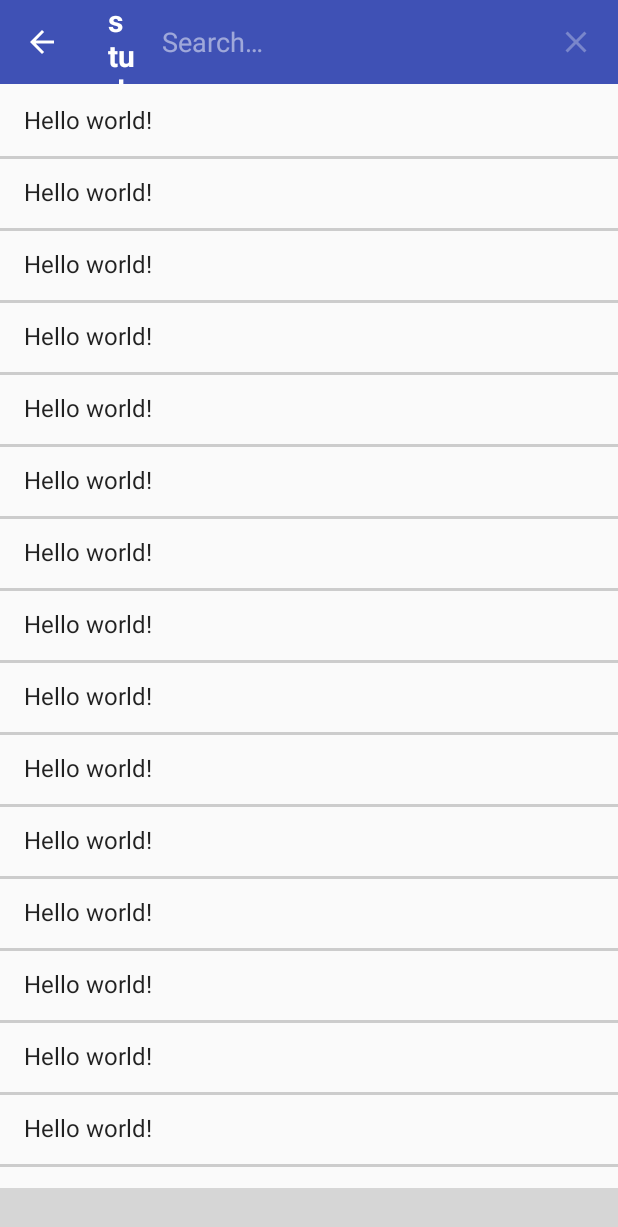
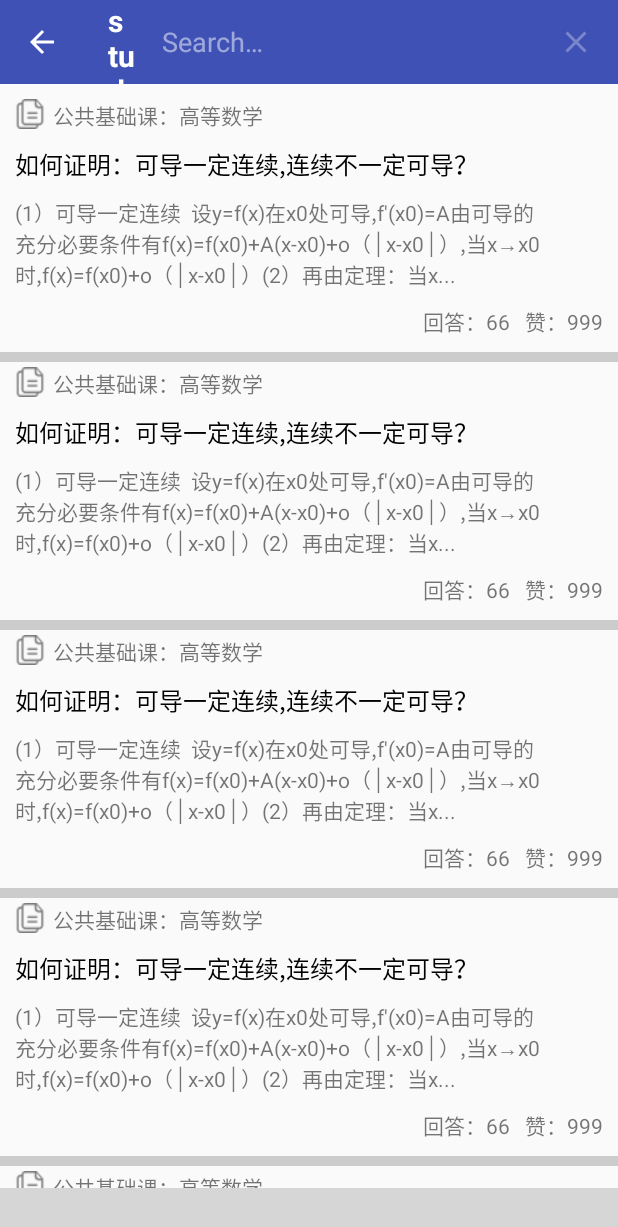
Before and after one commit to SrtpStudy/YiQiXue, an Android app: the screen it shows after launch (MainActivity), after a tap on "Search", on a phone screen of 412 x 824 dp. Shown: the top 1227 px of the screen. Run offline under Robolectric (Android 15) with nearby library versions, the phone set to English and light mode, and no system bars; libraries missing offline, so code that uses them is left out: com.ashokvarma.bottomnavigation; plain views replace BottomNavigationBar; 5 statements that could not run were skipped; grey boxes are pictures that could not be loaded.

Commit message:
学习广场界面完成

```diff
--- a/study/app/src/main/java/com/cslaker/study/adapter/QuestionAdapter.java
+++ b/study/app/src/main/java/com/cslaker/study/adapter/QuestionAdapter.java
@@ -6,6 +6,11 @@ import android.view.View;
 import android.view.ViewGroup;
 import android.widget.TextView;
 import com.cslaker.study.R;
+import com.cslaker.study.bean.Question;
+
+import org.w3c.dom.Text;
+
+import java.util.List;
 
 /**
  * Created by CSLaker on 2017/3/25.
@@ -13,36 +18,49 @@ import com.cslaker.study.R;
 
 public class QuestionAdapter extends RecyclerView.Adapter<QuestionAdapter.ViewHolder> {
 
-    private String[] mDatas = null;
+    private List<Question> mDatas = null;
 
-    public QuestionAdapter(String[] datas) {
+    public QuestionAdapter(List<Question> datas) {
         this.mDatas = datas;
     }
 
     @Override
     public ViewHolder onCreateViewHolder(ViewGroup viewGroup, int viewType) {
-        View view = LayoutInflater.from(viewGroup.getContext()).inflate(android.R.layout.simple_list_item_1, viewGroup, false);
+        View view = LayoutInflater.from(viewGroup.getContext()).inflate(R.layout.list_item_question, viewGroup, false);
         return new ViewHolder(view);
     }
 
     @Override
     public void onBindViewHolder(ViewHolder viewHolder, int position) {
-        viewHolder.mTextView.setText(mDatas[position]);
+        viewHolder.mSubjectsTV.setText(mDatas.get(position).getSubject());
+        viewHolder.mTitleTV.setText(mDatas.get(position).getTitle());
+        viewHolder.mContentsTV.setText(mDatas.get(position).getContens());
+        viewHolder.mAnswerTV.setText("回答：" + mDatas.get(position).getAnswerNumbers() + "");
+        viewHolder.mLikeTV.setText("赞：" + mDatas.get(position).getLikeNumbers() + "");
     }
 
     @Override
     public int getItemCount() {
-        return mDatas.length;
+        return mDatas.size();
     }
 
     public static class ViewHolder extends RecyclerView.ViewHolder {
 
-        public TextView mTextView;
+        public TextView mSubjectsTV;
+        public TextView mTitleTV;
+        public TextView mContentsTV;
+        public TextView mAnswerTV;
+        public TextView mLikeTV;
 
         public ViewHolder(View view){
             super(view);
-            mTextView = (TextView) view;
+            mSubjectsTV = (TextView) view.findViewById(R.id.tv_subject);
+            mTitleTV = (TextView) view.findViewById(R.id.tv_question_title);
+            mContentsTV = (TextView) view.findViewById(R.id.tv_question_contents);
+            mAnswerTV = (TextView) view.findViewById(R.id.tv_question_answer);
+            mLikeTV = (TextView) view.findViewById(R.id.tv_question_like);
         }
+
     }
 
 }
--- a/study/app/src/main/java/com/cslaker/study/bean/Question.java
+++ b/study/app/src/main/java/com/cslaker/study/bean/Question.java
@@ -6,9 +6,52 @@ package com.cslaker.study.bean;
 
 public class Question {
 
-    private String title;
-    private String contens;
+    private String mSubject;
+    private String mTitle;
+    private String mContens;
+    private int mAnswerNumbers;
+    private int mLikeNumbers;
 
-    Question() {}
+    public Question() {}
+
+    public String getContens() {
+        return mContens;
+    }
+
+    public void setContens(String contens) {
+        mContens = contens;
+    }
+
+    public String getTitle() {
+        return mTitle;
+    }
+
+    public void setTitle(String title) {
+        mTitle = title;
+    }
+
+    public int getAnswerNumbers() {
+        return mAnswerNumbers;
+    }
+
+    public void setAnswerNumbers(int answerNumbers) {
+        mAnswerNumbers = answerNumbers;
+    }
+
+    public int getLikeNumbers() {
+        return mLikeNumbers;
+    }
+
+    public void setLikeNumbers(int likeNumbers) {
+        mLikeNumbers = likeNumbers;
+    }
+
+    public String getSubject() {
+        return mSubject;
+    }
+
+    public void setSubject(String subject) {
+        mSubject = subject;
+    }
 
 }
--- a/study/app/src/main/java/com/cslaker/study/fragment/BookFragment.java
+++ b/study/app/src/main/java/com/cslaker/study/fragment/BookFragment.java
@@ -23,8 +23,7 @@ public class BookFragment extends Fragment {
         return view;
     }
 
-    public BookFragment(){
-    }
+    public BookFragment(){}
 
     public static BookFragment newInstance(String text) {
         Bundle args = new Bundle();
--- a/study/app/src/main/java/com/cslaker/study/fragment/HomeFragment.java
+++ b/study/app/src/main/java/com/cslaker/study/fragment/HomeFragment.java
@@ -12,7 +12,11 @@ import android.view.ViewGroup;
 
 import com.cslaker.study.R;
 import com.cslaker.study.adapter.QuestionAdapter;
+import com.cslaker.study.bean.Question;
 import com.cslaker.study.tools.RecyclerViewDivider;
+
+import java.util.ArrayList;
+import java.util.List;
 
 /**
  * Created by CSLaker on 2017/3/24.
@@ -24,20 +28,20 @@ public class HomeFragment extends Fragment {
     private static RecyclerViewDivider dividerLine;
     private RecyclerView mRecyclerView;
     private QuestionAdapter mAdapter;
-    private String[] mdatas = null;
+    private List<Question> mQuesDatas;
 
     @Override
     public void onCreate(Bundle savedInstanceState) {
         super.onCreate(savedInstanceState);
-        if (mdatas == null) {
+        if (mQuesDatas == null) {
             initDatas();
         }
         if (mAdapter == null) {
-            mAdapter = new QuestionAdapter(mdatas);
+            mAdapter = new QuestionAdapter(mQuesDatas);
         }
         if (dividerLine == null) {
             dividerLine = new RecyclerViewDivider(RecyclerViewDivider.VERTICAL);
-            dividerLine.setSize(3);
+            dividerLine.setSize(10);
             dividerLine.setColor(Color.LTGRAY);
         }
     }
@@ -54,8 +58,7 @@ public class HomeFragment extends Fragment {
         return view;
     }
 
-    public HomeFragment(){
-    }
+    public HomeFragment(){}
 
     public static HomeFragment newInstance(String text) {
         Bundle args = new Bundle();
@@ -68,9 +71,17 @@ public class HomeFragment extends Fragment {
     }
 
     private void initDatas() {
-        mdatas = new String[20];
+        Question question = new Question();
+        question.setSubject("公共基础课：高等数学");
+        question.setTitle("如何证明：可导一定连续,连续不一定可导？");
+        question.setContens("(1）可导一定连续  设y=f(x)在x0处可导,f'(x0)=A由可导的充分必要条件有f(x)=f(x0)"
+                + "+A(x-x0)+o（│x-x0│）,当x→x0时,f(x)=f(x0)+o（│x-x0│）(2）再由定理：当x...");
+        question.setAnswerNumbers(66);
+        question.setLikeNumbers(999);
+
+        mQuesDatas = new ArrayList<>();
         for (int i = 0; i < 20; i ++) {
-            mdatas[i] = "Hello world!";
+            mQuesDatas.add(question);
         }
     }
 
--- a/study/app/src/main/java/com/cslaker/study/fragment/UserFragment.java
+++ b/study/app/src/main/java/com/cslaker/study/fragment/UserFragment.java
@@ -22,8 +22,7 @@ public class UserFragment extends Fragment {
         return view;
     }
 
-    public UserFragment(){
-    }
+    public UserFragment(){}
 
     public static UserFragment newInstance(String text) {
         Bundle args = new Bundle();
--- a/study/app/src/main/res/layout/list_item_question.xml
+++ b/study/app/src/main/res/layout/list_item_question.xml
@@ -1,6 +1,60 @@
 <?xml version="1.0" encoding="utf-8"?>
-<LinearLayout xmlns:android="http://schemas.android.com/apk/res/android"
-    android:orientation="vertical" android:layout_width="match_parent"
-    android:layout_height="match_parent">
+<RelativeLayout xmlns:android="http://schemas.android.com/apk/res/android"
+    android:layout_width="wrap_content"
+    android:layout_height="wrap_content"
+    android:padding="10dp" >
 
-</LinearLayout>
+    <ImageView
+        android:id="@+id/iv_subject"
+        android:layout_width="20dp"
+        android:layout_height="20dp"
+        android:layout_marginRight="5dp"
+        android:src="@drawable/ic_home_white_24dp" />
+
+    <TextView
+        android:id="@+id/tv_subject"
+        android:layout_width="wrap_content"
+        android:layout_height="wrap_content"
+        android:layout_toRightOf="@+id/iv_subject"
+        android:text="公共基础课：高等数学"/>
+
+    <TextView
+        android:id="@+id/tv_question_title"
+        android:layout_width="wrap_content"
+        android:layout_height="wrap_content"
+        android:layout_marginTop="10dp"
+        android:layout_below="@+id/tv_subject"
+        android:textColor="@color/black"
+        android:textSize="16sp"
+        android:text="如何证明：可导一定连续，连续不一定可导？"/>
+
+    <TextView
+        android:id="@+id/tv_question_contents"
+        android:layout_width="wrap_content"
+        android:layout_height="wrap_content"
+        android:layout_marginTop="10dp"
+        android:layout_below="@+id/tv_question_title"
+        android:text="(1）可导一定连续  设y=f(x)在x0处可导,f'(x0)=A由可导的充分必要条件有f(x)=f(x0)+A(x-x0)+o（│x-x0│）,当x→x0时,f(x)=f(x0)+o（│x-x0│）(2）再由定理：当x→x0..."/>
+
+    <TextView
+        android:id="@+id/tv_question_answer"
+        android:layout_width="wrap_content"
+        android:layout_height="wrap_content"
+        android:layout_marginTop="10dp"
+        android:layout_marginRight="10dp"
+        android:layout_below="@+id/tv_question_contents"
+        android:layout_toLeftOf="@+id/tv_question_like"
+        android:text="回答：66" />
+
+    <TextView
+        android:id="@+id/tv_question_like"
+        android:layout_width="wrap_content"
+        android:layout_height="wrap_content"
+        android:layout_marginTop="10dp"
+        android:layout_below="@+id/tv_question_contents"
+        android:layout_alignParentEnd="true"
+        android:layout_alignParentRight="true"
+        android:text="赞：999" />
+
+
+</RelativeLayout>
--- a/study/app/src/main/res/values/colors.xml
+++ b/study/app/src/main/res/values/colors.xml
@@ -6,4 +6,5 @@
     <color name="orange">#E47833 </color>
     <color name="teal">#C0D9D9 </color>
     <color name="brown">#A67D3D</color>
+    <color name="black">#000000</color>
 </resources>
```
